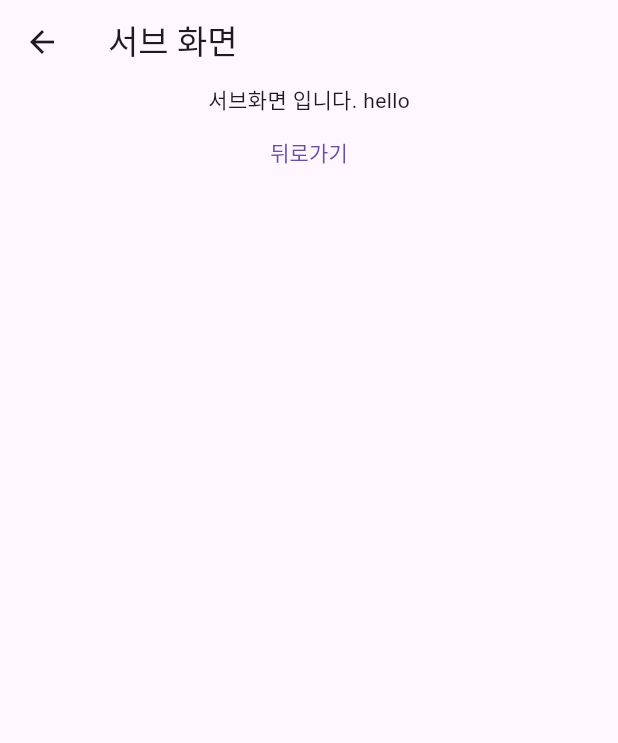
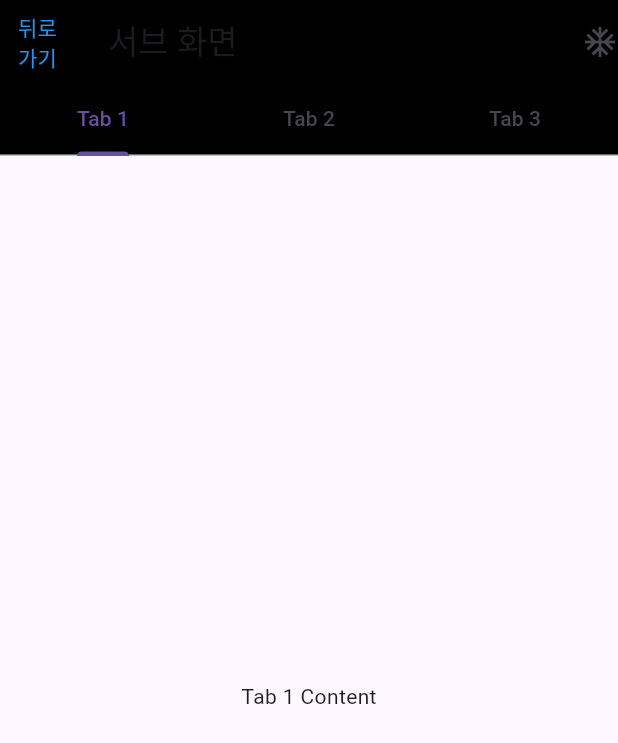
Before and after one commit to haeum808/Study, a Flutter app: the screen it shows after launch, after a tap on "클릭하여 서브 화면으로 이동", on a phone screen of 412 x 824 dp. Shown: the top 743 px of the screen. Run offline on Flutter 3.47's test engine with Material 3 defaults, Android fonts, the phone set to English and light mode, and no system bars.

Commit message:
[flutter] second_project 네비게이션 바, 탭 바, 드로어 추가

```diff
--- a/flutter/second_project/lib/main.dart
+++ b/flutter/second_project/lib/main.dart
@@ -13,6 +13,7 @@ class MyApp extends StatelessWidget {
   @override
   Widget build(BuildContext context) {
     return MaterialApp(
+      debugShowCheckedModeBanner: false,
       title: 'Flutter Demo',
       initialRoute: '/',
       routes: {
--- a/flutter/second_project/lib/screen/main_screen.dart
+++ b/flutter/second_project/lib/screen/main_screen.dart
@@ -23,12 +23,31 @@ class _MainScreenState extends State<MainScreen> {
               // Navigator.pushNamed(context, '/sub');
 
               // 서브 화면으로 이동 (내 화면을 활용해서 교체하여 이동)
-              Navigator.pushReplacementNamed(context, '/sub', arguments: 'hello');
+              Navigator.pushReplacementNamed(context, '/sub',
+                  arguments: 'hello');
             },
             child: Text('클릭하여 서브 화면으로 이동'),
           ),
         ],
       ),
+      drawer: Drawer(
+        child: ListView(
+          children: [
+            DrawerHeader(
+              child: Text('헤더 영역'),
+            ),
+            ListTile(title: Text('홈 화면'), onTap: () {
+
+            },),
+            ListTile(title: Text('메인 화면'), onTap: () {
+
+            },),
+            ListTile(title: Text('서브 화면'), onTap: () {
+
+            },),
+          ],
+        ),
+      ),
     );
   }
 }
--- a/flutter/second_project/lib/screen/sub_screen.dart
+++ b/flutter/second_project/lib/screen/sub_screen.dart
@@ -8,23 +8,48 @@ class SubScreen extends StatelessWidget {
 
   @override
   Widget build(BuildContext context) {
-    return Scaffold(
-      appBar: AppBar(
-        title: Text('서브 화면'),
-      ),
-      body: Column(
-        children: [
-          Center(
-            child: Text('서브화면 입니다. $msg'),
+    return DefaultTabController(
+      length: 3,
+      child: Scaffold(
+          appBar: AppBar(
+            backgroundColor: Colors.black,
+            elevation: 0,
+            automaticallyImplyLeading: false,
+            leading: TextButton(
+                onPressed: () {
+                  Navigator.pop(context);
+                },
+                child: const Text(
+                  '뒤로가기',
+                  style: TextStyle(color: Colors.blue),
+                )),
+            title: const Text('서브 화면'),
+            actions: const [
+              Icon(Icons.ac_unit_outlined),
+            ],
+            bottom: const TabBar(tabs: [
+              Tab(
+                text: 'Tab 1',
+              ),
+              Tab(
+                text: 'Tab 2',
+              ),
+              Tab(
+                text: 'Tab 3',
+              ),
+            ]),
           ),
-          TextButton(
-              onPressed: () {
-                // 현재 화면 스택 제거
-                Navigator.pop(context);
-              },
-              child: Text('뒤로가기'))
-        ],
-      ),
+          body: const TabBarView(children: [
+            Center(
+              child: Text('Tab 1 Content'),
+            ),
+            Center(
+              child: Text('Tab 2 Content'),
+            ),
+            Center(
+              child: Text('Tab 3 Content'),
+            ),
+          ])),
     );
   }
 }
```
